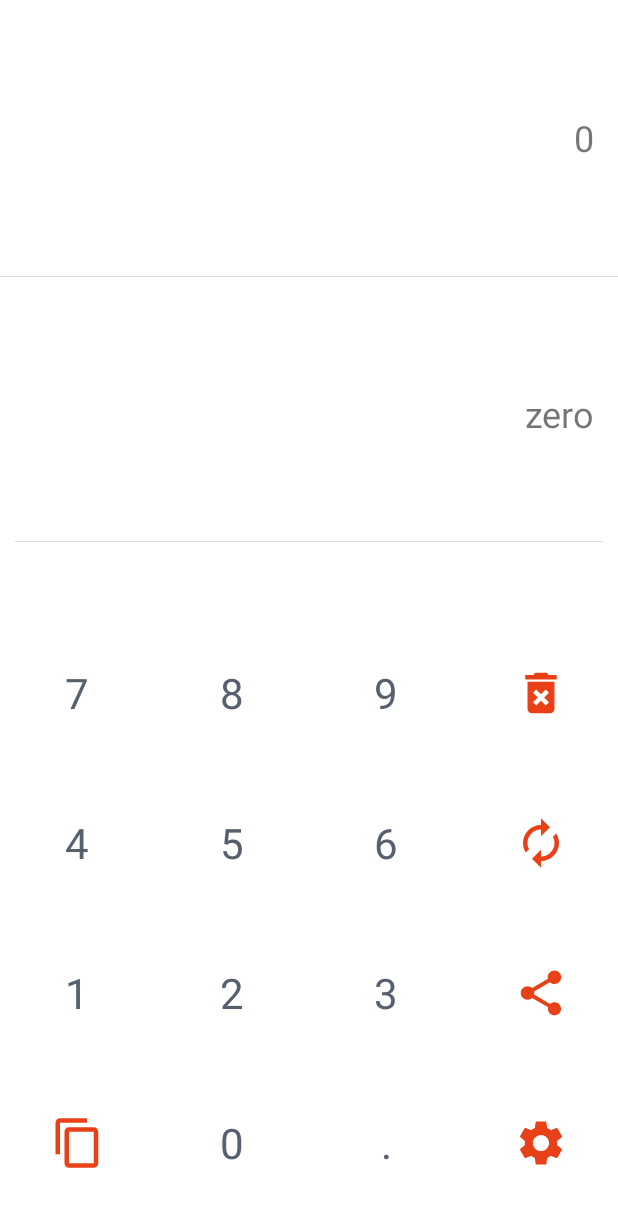
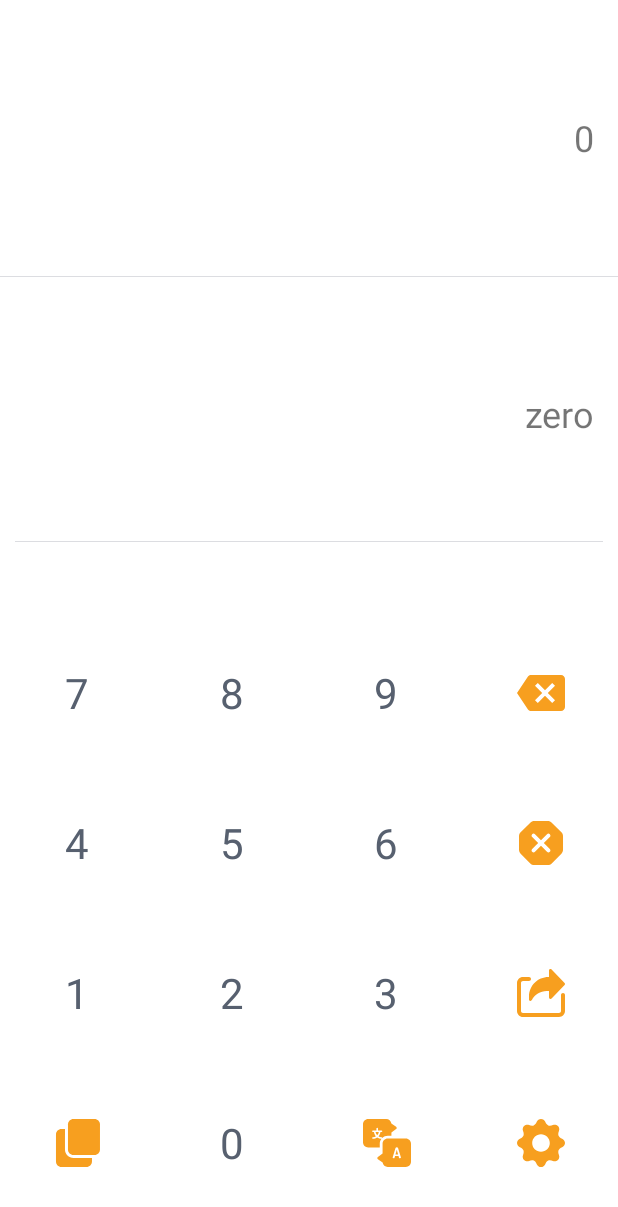
Before and after one commit to Kha3Leng/Number-in-Word, an Android app: the screen it shows after launch (MainActivity), on a phone screen of 412 x 824 dp. Shown: the top 1207 px of the screen. Run offline under Robolectric (Android 15) with nearby library versions, the phone set to English and light mode, and no system bars; libraries missing offline, so code that uses them is left out: es.dmoral.toasty.

Commit message:
icon added (orange)"

```diff
--- a/app/src/main/java/com/kheileang/numberinburmese/MainActivity.java
+++ b/app/src/main/java/com/kheileang/numberinburmese/MainActivity.java
@@ -180,7 +180,7 @@ public class MainActivity extends AppCompatActivity implements View.OnClickListe
     private void buildNumber(int num){
         if (number.length()>12){
             // reach limit
-            Toasty.warning(this, "The number reached limit of 13 digits.", Toasty.LENGTH_SHORT).show();
+            Toasty.info(this, "The number reached limit of 13 digits.", Toasty.LENGTH_SHORT).show();
             return;
         }
         if ((number.length() >= 1 && num == 0) || num != 0) {
--- /dev/null
+++ b/app/src/main/res/drawable/ic__01_black_settings_button.xml
@@ -0,0 +1,4 @@
+<vector android:height="32dp" android:viewportHeight="48.4"
+    android:viewportWidth="48.4" android:width="32dp" xmlns:android="http://schemas.android.com/apk/res/android">
+    <path android:fillColor="#F79F1F" android:pathData="M48.4,24.2c0,-1.8 -1.297,-3.719 -2.896,-4.285s-3.149,-1.952 -3.6,-3.045c-0.451,-1.093 -0.334,-3.173 0.396,-4.705c0.729,-1.532 0.287,-3.807 -0.986,-5.08c-1.272,-1.273 -3.547,-1.714 -5.08,-0.985c-1.532,0.729 -3.609,0.848 -4.699,0.397s-2.477,-2.003 -3.045,-3.602C27.921,1.296 26,0 24.2,0c-1.8,0 -3.721,1.296 -4.29,2.895c-0.569,1.599 -1.955,3.151 -3.045,3.602c-1.09,0.451 -3.168,0.332 -4.7,-0.397c-1.532,-0.729 -3.807,-0.288 -5.08,0.985c-1.273,1.273 -1.714,3.547 -0.985,5.08c0.729,1.533 0.845,3.611 0.392,4.703c-0.453,1.092 -1.998,2.481 -3.597,3.047S0,22.4 0,24.2s1.296,3.721 2.895,4.29c1.599,0.568 3.146,1.957 3.599,3.047c0.453,1.089 0.335,3.166 -0.394,4.698s-0.288,3.807 0.985,5.08c1.273,1.272 3.547,1.714 5.08,0.985c1.533,-0.729 3.61,-0.847 4.7,-0.395c1.091,0.452 2.476,2.008 3.045,3.604c0.569,1.596 2.49,2.891 4.29,2.891c1.8,0 3.721,-1.295 4.29,-2.891c0.568,-1.596 1.953,-3.15 3.043,-3.604c1.09,-0.453 3.17,-0.334 4.701,0.396c1.533,0.729 3.808,0.287 5.08,-0.985c1.273,-1.273 1.715,-3.548 0.986,-5.08c-0.729,-1.533 -0.849,-3.61 -0.398,-4.7c0.451,-1.09 2.004,-2.477 3.603,-3.045C47.104,27.921 48.4,26 48.4,24.2zM24.2,33.08c-4.91,0 -8.88,-3.97 -8.88,-8.87c0,-4.91 3.97,-8.88 8.88,-8.88c4.899,0 8.87,3.97 8.87,8.88C33.07,29.11 29.1,33.08 24.2,33.08z"/>
+</vector>
--- /dev/null
+++ b/app/src/main/res/drawable/ic__02_clear.xml
@@ -0,0 +1,4 @@
+<vector android:height="32dp" android:viewportHeight="24"
+    android:viewportWidth="24" android:width="32dp" xmlns:android="http://schemas.android.com/apk/res/android">
+    <path android:fillColor="#F79F1F" android:pathData="m22.205,6.648 l-4.833,-4.832c-0.519,-0.52 -1.209,-0.806 -1.944,-0.806h-6.835c-0.735,0 -1.426,0.286 -1.944,0.806l-4.834,4.832c-0.52,0.52 -0.806,1.21 -0.806,1.944v6.835c0,0.734 0.286,1.425 0.806,1.944l4.833,4.833c0.52,0.52 1.21,0.806 1.944,0.806h6.835c0.734,0 1.425,-0.286 1.944,-0.806l4.833,-4.833c0.519,-0.519 0.805,-1.209 0.805,-1.944v-6.834c0.001,-0.735 -0.285,-1.426 -0.804,-1.945zM16.419,15.005c0.391,0.391 0.391,1.024 0,1.414 -0.195,0.195 -0.451,0.293 -0.707,0.293s-0.512,-0.098 -0.707,-0.293l-3.005,-3.005 -3.005,3.005c-0.195,0.195 -0.451,0.293 -0.707,0.293s-0.512,-0.098 -0.707,-0.293c-0.391,-0.39 -0.391,-1.023 0,-1.414l3.005,-3.005 -3.005,-3.005c-0.391,-0.391 -0.391,-1.024 0,-1.414 0.391,-0.391 1.023,-0.391 1.414,0l3.005,3.005 3.005,-3.005c0.391,-0.391 1.023,-0.391 1.414,0 0.391,0.39 0.391,1.023 0,1.414l-3.005,3.005z"/>
+</vector>
--- /dev/null
+++ b/app/src/main/res/drawable/ic__03_backspace_arrow.xml
@@ -0,0 +1,4 @@
+<vector android:height="32dp" android:viewportHeight="612"
+    android:viewportWidth="612" android:width="32dp" xmlns:android="http://schemas.android.com/apk/res/android">
+    <path android:fillColor="#F79F1F" android:pathData="M561,76.5H178.5c-17.85,0 -30.6,7.65 -40.8,22.95L0,306l137.7,206.55c10.2,12.75 22.95,22.95 40.8,22.95H561c28.05,0 51,-22.95 51,-51v-357C612,99.45 589.05,76.5 561,76.5zM484.5,397.8l-35.7,35.7L357,341.7l-91.8,91.8l-35.7,-35.7l91.8,-91.8l-91.8,-91.8l35.7,-35.7l91.8,91.8l91.8,-91.8l35.7,35.7L392.7,306L484.5,397.8z"/>
+</vector>
--- /dev/null
+++ b/app/src/main/res/drawable/ic__04_translate.xml
@@ -0,0 +1,7 @@
+<vector android:height="32dp" android:viewportHeight="512"
+    android:viewportWidth="512" android:width="32dp" xmlns:android="http://schemas.android.com/apk/res/android">
+    <path android:fillColor="#F79F1F" android:pathData="m456.836,208.867h-192.801c-30.418,0 -55.164,24.746 -55.164,55.164v104.75l-49.953,35.68c-3.941,2.813 -6.281,7.359 -6.281,12.203 0,4.848 2.34,9.395 6.281,12.207l50.555,36.109c3.949,26.57 26.914,47.02 54.563,47.02h192.801c30.418,0 55.164,-24.746 55.164,-55.168v-192.801c0,-30.418 -24.746,-55.164 -55.164,-55.164zM392.008,419.641c-3.535,0 -6.266,-1.121 -7.066,-4.176l-6.109,-21.371h-36.797l-6.102,21.371c-0.805,3.055 -3.535,4.176 -7.07,4.176 -5.625,0 -13.176,-3.531 -13.176,-8.672 0,-0.324 0.16,-0.965 0.32,-1.609l31.012,-101.063c1.445,-4.82 7.391,-7.074 13.336,-7.074 6.105,0 12.051,2.254 13.496,7.074l31.012,101.063c0.16,0.645 0.32,1.125 0.32,1.609 0,4.977 -7.551,8.672 -13.176,8.672zM392.008,419.641"/>
+    <path android:fillColor="#F79F1F" android:pathData="m346.375,377.703h27.961l-13.984,-49.324zM346.375,377.703"/>
+    <path android:fillColor="#F79F1F" android:pathData="m178.871,264.031c0,-20.141 7.043,-38.656 18.773,-53.254 -17.113,0 -32.992,-5.355 -46.082,-14.453 -13.09,9.102 -28.969,14.453 -46.086,14.453 -4.668,0 -8.457,-3.789 -8.457,-8.461s3.789,-8.457 8.457,-8.457c11.988,0 23.207,-3.32 32.813,-9.07 -11.586,-12.504 -19.289,-28.648 -21.152,-46.516h-11.656c-4.672,0 -8.461,-3.785 -8.461,-8.457s3.789,-8.461 8.461,-8.461h37.629v-20.539c0,-4.676 3.785,-8.461 8.457,-8.461s8.457,3.785 8.457,8.461v20.539h37.629c4.672,0 8.461,3.789 8.461,8.461s-3.789,8.457 -8.461,8.457h-11.656c-1.863,17.867 -9.566,34.012 -21.152,46.516 9.602,5.758 20.824,9.07 32.809,9.07 4.465,0 8.113,3.461 8.43,7.848 15.215,-14.156 35.586,-22.84 57.957,-22.84h39.094v-35.648l49.953,-35.68c3.938,-2.813 6.277,-7.359 6.277,-12.203 0,-4.848 -2.34,-9.395 -6.277,-12.207l-50.555,-36.109c-3.953,-26.57 -26.918,-47.02 -54.566,-47.02h-192.797c-30.422,0 -55.168,24.746 -55.168,55.164v192.805c0,30.418 24.746,55.164 55.168,55.164h123.703zM178.871,264.031"/>
+    <path android:fillColor="#F79F1F" android:pathData="m151.563,174.219c9.258,-9.605 15.543,-22.078 17.383,-35.941h-34.762c1.84,13.863 8.129,26.336 17.379,35.941zM151.563,174.219"/>
+</vector>
--- /dev/null
+++ b/app/src/main/res/drawable/ic__05_share.xml
@@ -0,0 +1,5 @@
+<vector android:height="32dp" android:viewportHeight="512.0058"
+    android:viewportWidth="512" android:width="32dp" xmlns:android="http://schemas.android.com/apk/res/android">
+    <path android:fillColor="#F79F1F" android:pathData="m507.523,148.891 l-138.668,-144c-4.523,-4.691 -11.457,-6.164 -17.492,-3.734 -6.059,2.453 -10.027,8.32 -10.027,14.848v69.336h-5.332c-114.688,0 -208,93.313 -208,208v32c0,7.422 5.227,13.609 12.457,15.297 1.176,0.297 2.348,0.426 3.52,0.426 6.039,0 11.82,-3.543 14.613,-9.109 29.996,-60.012 90.305,-97.281 157.398,-97.281h25.344v69.332c0,6.531 3.969,12.398 10.027,14.828 5.996,2.453 12.969,0.961 17.492,-3.734l138.668,-144c5.973,-6.207 5.973,-15.977 0,-22.207zM507.523,148.891"/>
+    <path android:fillColor="#F79F1F" android:pathData="m448.004,512.004h-384c-35.285,0 -64,-28.711 -64,-64v-298.664c0,-35.285 28.715,-64 64,-64h64c11.797,0 21.332,9.535 21.332,21.332s-9.535,21.332 -21.332,21.332h-64c-11.777,0 -21.336,9.559 -21.336,21.336v298.664c0,11.777 9.559,21.336 21.336,21.336h384c11.773,0 21.332,-9.559 21.332,-21.336v-170.664c0,-11.797 9.535,-21.336 21.332,-21.336 11.801,0 21.336,9.539 21.336,21.336v170.664c0,35.289 -28.715,64 -64,64zM448.004,512.004"/>
+</vector>
--- /dev/null
+++ b/app/src/main/res/drawable/ic__06_copy.xml
@@ -0,0 +1,5 @@
+<vector android:height="32dp" android:viewportHeight="512"
+    android:viewportWidth="512" android:width="32dp" xmlns:android="http://schemas.android.com/apk/res/android">
+    <path android:fillColor="#F79F1F" android:pathData="m207.668,416c-49.984,0 -90.668,-40.684 -90.668,-90.668v-218.664h-37.332c-32.363,0 -58.668,26.301 -58.668,58.664v288c0,32.363 26.305,58.668 58.668,58.668h266.664c32.363,0 58.668,-26.305 58.668,-58.668v-37.332zM207.668,416"/>
+    <path android:fillColor="#F79F1F" android:pathData="m490.332,58.668c0,-32.406 -26.262,-58.668 -58.664,-58.668h-224c-32.406,0 -58.668,26.262 -58.668,58.668v266.664c0,32.406 26.262,58.668 58.668,58.668h224c32.402,0 58.664,-26.262 58.664,-58.668zM490.332,58.668"/>
+</vector>
--- a/app/src/main/res/layout/number_grid_layout.xml
+++ b/app/src/main/res/layout/number_grid_layout.xml
@@ -52,7 +52,7 @@
             android:background="?attr/selectableItemBackgroundBorderless"
             android:clickable="true"
             android:scaleType="centerInside"
-            android:src="@drawable/ic_baseline_delete_forever_24"/>
+            android:src="@drawable/ic__03_backspace_arrow"/>
 
         <TextView
             android:id="@+id/four"
@@ -92,7 +92,7 @@
             android:background="?attr/selectableItemBackgroundBorderless"
             android:clickable="true"
             android:scaleType="centerInside"
-            android:src="@drawable/ic_baseline_autorenew_24"/>
+            android:src="@drawable/ic__02_clear"/>
 
         <TextView
             android:id="@+id/one"
@@ -132,7 +132,7 @@
             android:background="?attr/selectableItemBackgroundBorderless"
             android:clickable="true"
             android:scaleType="centerInside"
-            android:src="@drawable/ic_baseline_share_24"/>
+            android:src="@drawable/ic__05_share"/>
 
         <ImageView
             android:id="@+id/copy"
@@ -142,7 +142,7 @@
             android:background="?attr/selectableItemBackgroundBorderless"
             android:clickable="true"
             android:scaleType="centerInside"
-            android:src="@drawable/ic_baseline_content_copy_24"/>
+            android:src="@drawable/ic__06_copy"/>
 
         <TextView
             android:id="@+id/zero"
@@ -154,14 +154,15 @@
             android:text="0"
             style="@style/Number.Item"/>
 
-        <TextView
+        <ImageView
             android:id="@+id/period"
             android:layout_width="0dp"
             android:layout_height="100dp"
             android:layout_columnWeight="1"
             android:background="?attr/selectableItemBackgroundBorderless"
             android:clickable="true"
-            android:text="."
+            android:scaleType="centerInside"
+            android:src="@drawable/ic__04_translate"
             style="@style/Number.Item"/>
 
         <ImageView
@@ -172,7 +173,7 @@
             android:background="?attr/selectableItemBackgroundBorderless"
             android:clickable="true"
             android:scaleType="centerInside"
-            android:src="@drawable/ic_baseline_settings_24"/>
+            android:src="@drawable/ic__01_black_settings_button"/>
 
     </GridLayout>
 
--- a/app/src/main/res/values-night/themes.xml
+++ b/app/src/main/res/values-night/themes.xml
@@ -3,7 +3,7 @@
         <!-- Primary brand color. -->
         <item name="colorPrimary">@color/puffin</item>
         <item name="colorPrimaryVariant">@color/radiant</item>
-        <item name="colorOnPrimary">@color/white</item>
+        <item name="colorOnPrimary">@color/lynx</item>
         <!-- Secondary brand color. -->
         <item name="colorSecondary">@color/energy</item>
         <item name="colorSecondaryVariant">@color/android</item>
--- a/app/src/main/res/values/colors.xml
+++ b/app/src/main/res/values/colors.xml
@@ -11,6 +11,7 @@
     // Primary Color
     <color name="radiant">#F79F1F</color>
     <color name="puffin">#EE5A24</color>
+    <color name="orange">#f39c12</color>
 
     // Secondary Color
     <color name="energy">#C4E538</color>
```
